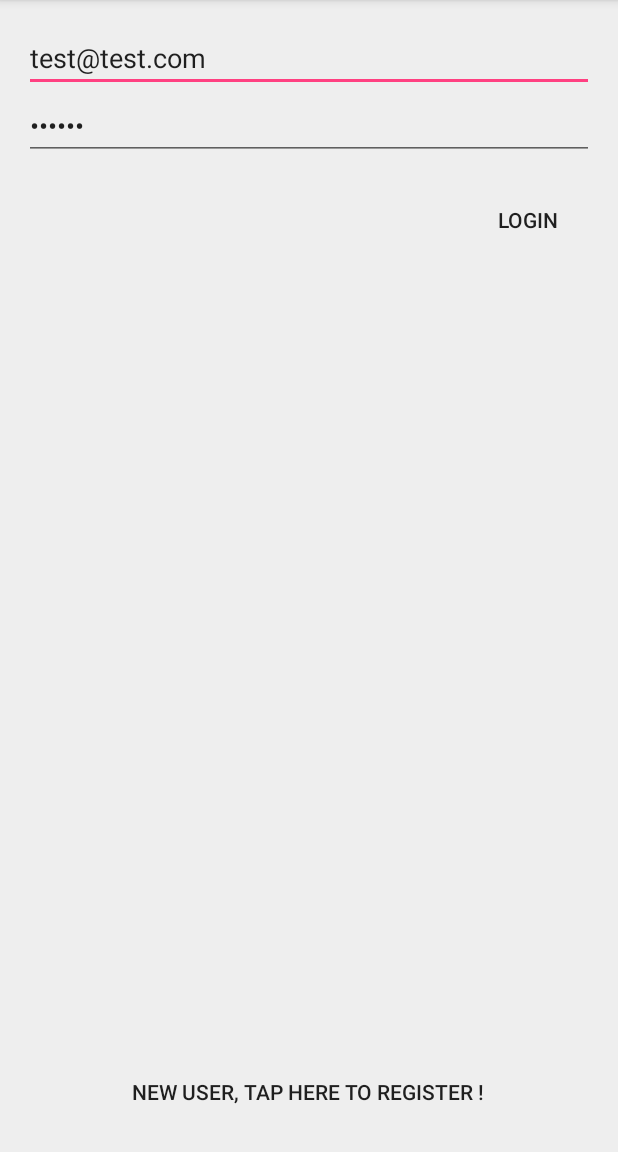
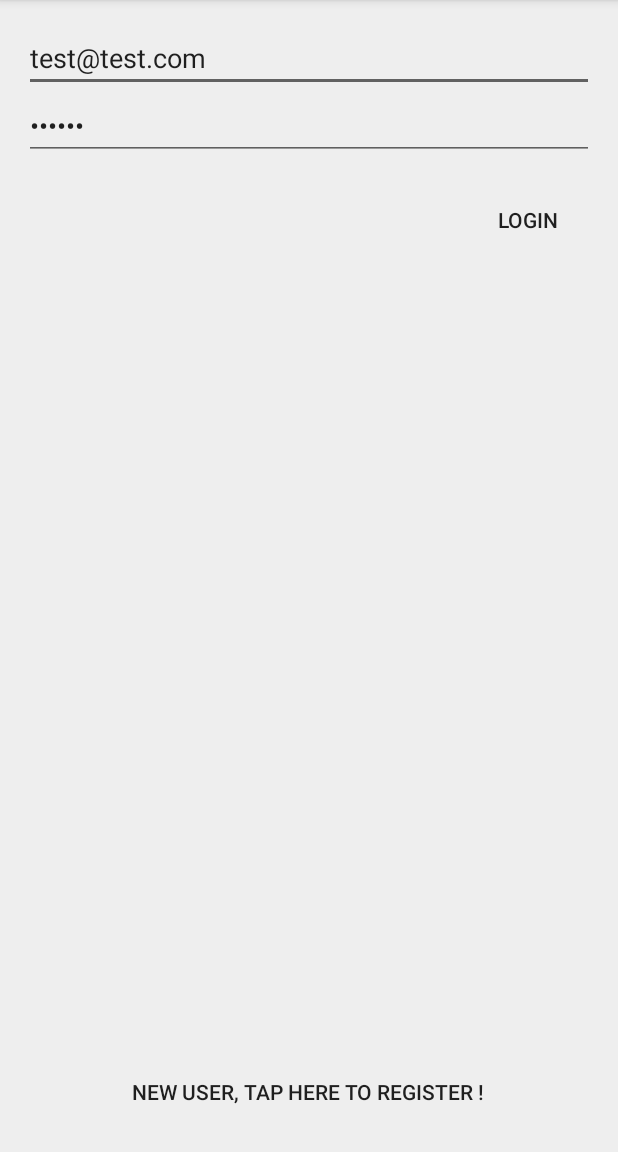
Before and after one commit to vetonthaqi/AndroidFirbaseChat-master, an Android app: the screen it shows after launch (LoginActivity), on a phone screen of 412 x 824 dp, the part 84-1236 px from its top. Run offline under Robolectric (Android 15) with nearby library versions, the phone set to English and light mode, and no system bars; our stand-ins replace Firebase (no records; nobody signed in at launch, a user with empty details on screens opened directly).

Commit message:
Ndryshime ne ngjyra

```diff
--- a/app/src/main/res/layout/activity_user_listing.xml
+++ b/app/src/main/res/layout/activity_user_listing.xml
@@ -20,7 +20,7 @@
             android:background="?attr/colorPrimary"
             app:elevation="0dp"
             app:popupTheme="@style/AppTheme.PopupOverlay"
-            app:title="@string/app_name" />
+            app:title="@string/chat_title" />
 
     </android.support.design.widget.AppBarLayout>
 
--- a/app/src/main/res/layout/fragment_login.xml
+++ b/app/src/main/res/layout/fragment_login.xml
@@ -33,7 +33,8 @@
             android:layout_width="wrap_content"
             android:layout_height="wrap_content"
             android:layout_alignParentEnd="true"
-            android:text="@string/login" />
+            android:text="@string/login"
+            android:layout_alignParentRight="true" />
 
         <Button
             android:id="@+id/button_register"
--- a/app/src/main/res/values/colors.xml
+++ b/app/src/main/res/values/colors.xml
@@ -2,7 +2,7 @@
 <resources>
     <color name="colorPrimary">#3F51B5</color>
     <color name="colorPrimaryDark">#303F9F</color>
-    <color name="colorAccent">#FF4081</color>
+    <color name="colorAccent">#616161</color>
 
     <color name="background">#EEEEEE</color>
     <color name="btnBackground">#ffffff</color>
--- a/app/src/main/res/values/strings.xml
+++ b/app/src/main/res/values/strings.xml
@@ -16,6 +16,7 @@
 
     <string name="none_paired">No devices have been paired</string>
 
+    <string name="chat_title">Online friends</string>
     <string name="app_name">DMSolution-App</string>
     <string name="action_settings">Settings</string>
     <string name="email">Email Id</string>
```
Also changed, not shown: app/src/main/res/layout/activity_speach.xml (+40 -10 lines).
